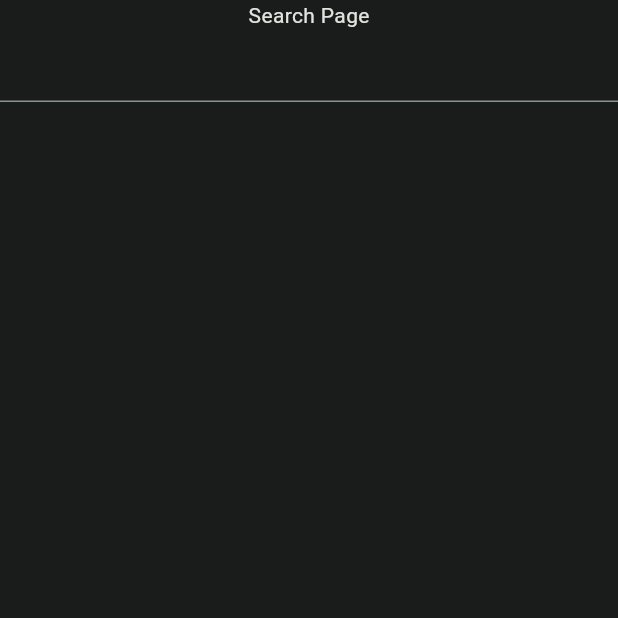
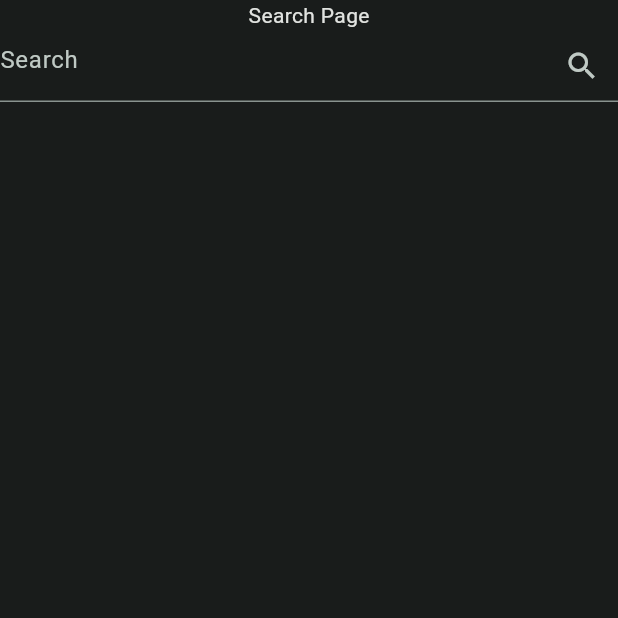
Before and after one commit to On-Arap/veggies_notes, a Flutter app: the screen it shows after launch, item 2 of the bottom bar chosen, on a phone screen of 412 x 824 dp, the top half of it. Run offline on Flutter 3.47's test engine with Material 2 defaults, Android fonts, the phone set to English and light mode, and no system bars; our stand-ins replace bloc, cloud_firestore, equatable, firebase_core, flutter_bloc, google_maps_flutter and 1 more; accounts and stored records are empty.

Commit message:
stylise the search Text Area

```diff
--- a/lib/pages/search_page.dart
+++ b/lib/pages/search_page.dart
@@ -17,7 +17,12 @@ class _SearchPageState extends State<SearchPage> {
       child: Column(
         children: [
           Text("Search Page"),
-          TextField(),
+          TextField(
+            decoration: InputDecoration(
+              suffixIcon: Icon(Icons.search),
+              hintText: "Search",
+            ),
+          ),
         ],
       ),
     );
```
